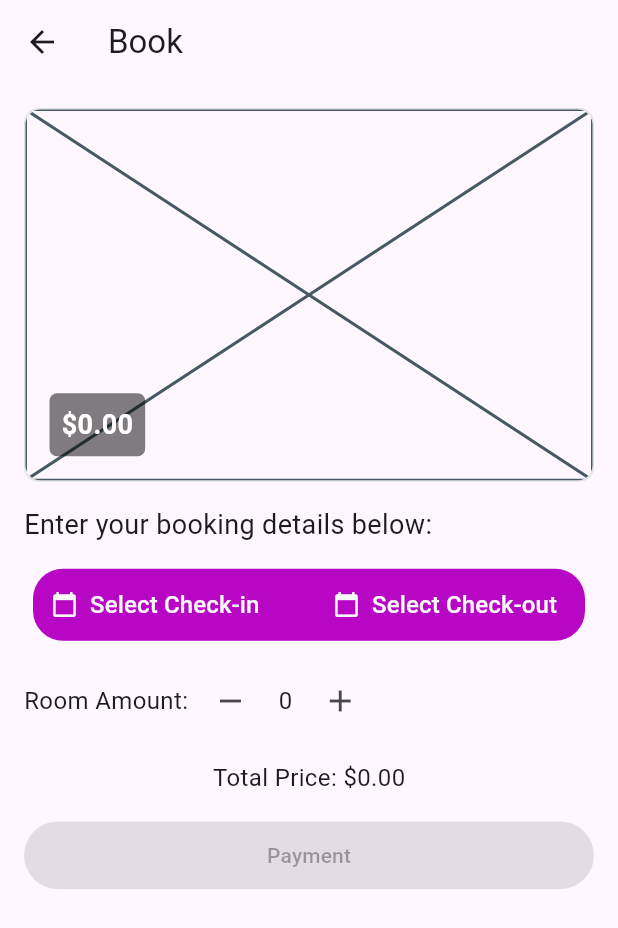
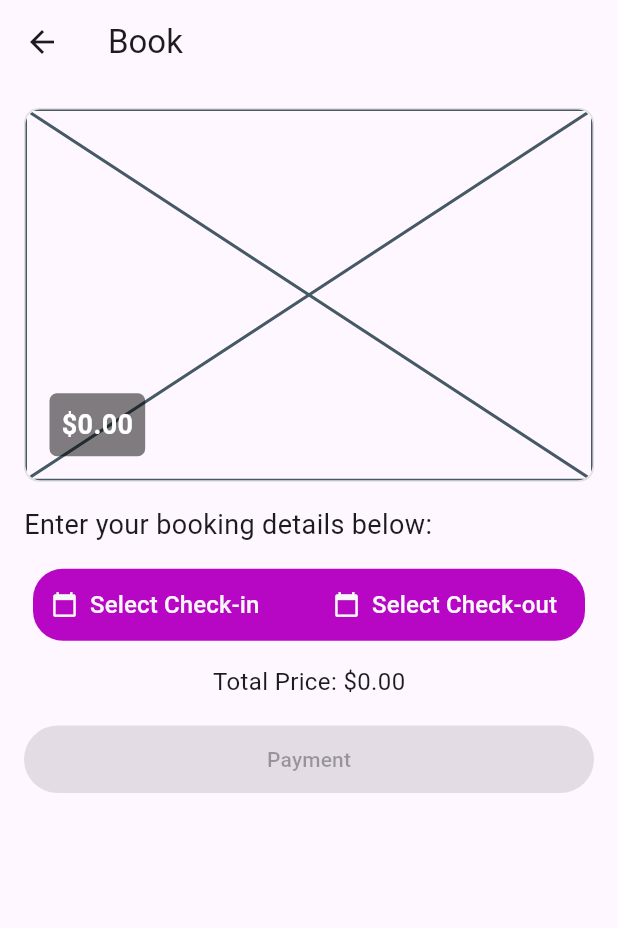
Before and after one commit to Jonear7/AppBloom-php-mysql-main, a Flutter app: the BookingScreen screen opened directly with empty values, on a phone screen of 412 x 824 dp. Shown: the top 928 px of the screen. Run offline on Flutter 3.47's test engine with Material 3 defaults, Android fonts, the phone set to English and light mode, and no system bars; our stand-ins replace carousel_slider, curved_navigation_bar, image_gallery_saver, image_picker, shared_preferences; accounts and stored records are empty.

Commit message:
fix room to check status from booking

```diff
--- a/lib/pages/booking.dart
+++ b/lib/pages/booking.dart
@@ -84,14 +84,14 @@ class _BookingListScreenState extends State<BookingListScreen> {
                         crossAxisAlignment: CrossAxisAlignment.start,
                         children: [
                           Text(
-                            'Room Name: ${booking['room_name'] ?? 'Loading...'}',
+                            'Room Name: ${booking['type_name'] ?? 'Loading...'}',
                             style: TextStyle(fontWeight: FontWeight.bold),
                           ),
                           SizedBox(height: 8),
                           Text('Check-in Date: ${booking['checkin_date']}'),
                           Text('Check-out Date: ${booking['checkout_date']}'),
                           Text('Total Price: ${booking['total_price']}'),
-                          Text('Room Amount: ${booking['room_amount']}'),
+                          Text('Room Number: ${booking['room_number']}'),
                         ],
                       ),
                     );
--- a/lib/pages/room.dart
+++ b/lib/pages/room.dart
@@ -7,15 +7,21 @@ import 'package:http/http.dart' as http;
 
 class Room {
   final int roomId;
+  final int roomNumber;
   final int rmtypeId;
   final String status;
   final RoomType rmtype;
+  final DateTime? checkInDate;
+  final DateTime? checkOutDate;
 
   Room({
     required this.roomId,
+    required this.roomNumber,
     required this.rmtypeId,
     required this.status,
     required this.rmtype,
+    this.checkInDate,
+    this.checkOutDate,
   });
 
   factory Room.fromJson(Map<String, dynamic> json, RoomType roomType) {
@@ -23,24 +29,42 @@ class Room {
       roomId: json['room_id'] != null
           ? int.tryParse(json['room_id'].toString()) ?? 0
           : 0,
+      roomNumber: json['room_number'] != null
+          ? int.tryParse(json['room_number'].toString()) ?? 0
+          : 0,
       rmtypeId: json['rmtype_id'] != null
           ? int.tryParse(json['rmtype_id'].toString()) ?? 0
           : 0,
       status: json['status'] ?? 'Unavailable',
       rmtype: roomType,
+      checkInDate: json['checkin_date'] != null
+          ? DateTime.tryParse(json['checkin_date'])
+          : null,
+      checkOutDate: json['checkout_date'] != null
+          ? DateTime.tryParse(json['checkout_date'])
+          : null,
     );
   }
 
   bool isAvailable() {
+    final now = DateTime.now();
+    if (checkInDate != null && checkOutDate != null) {
+      return now.isBefore(checkInDate!) || now.isAfter(checkOutDate!);
+    }
     return status.toLowerCase() == 'available';
   }
+
+  bool isBooked() {
+    return status.toLowerCase() == 'booked';
   }
+}
+
 
 class RoomType {
   final int rmtypeId;
   final String typeName;
   final String description;
-  final List<String> imageUrls; // List of image URLs
+  final List<String> imageUrls;
   final double price;
 
   RoomType({
@@ -50,6 +74,7 @@ class RoomType {
     required this.imageUrls,
     required this.price,
   });
+
   factory RoomType.fromJson(Map<String, dynamic> json) {
     try {
       List<String> imageUrls = [];
@@ -60,16 +85,18 @@ factory RoomType.fromJson(Map<String, dynamic> json) {
             .toList();
       }
       return RoomType(
-      rmtypeId: json['rmtype_id'] != null ? int.tryParse(json['rmtype_id'].toString()) ?? 0 : 0,
+        rmtypeId: json['rmtype_id'] != null
+            ? int.tryParse(json['rmtype_id'].toString()) ?? 0
+            : 0,
         typeName: json['type_name'] ?? '',
         description: json['description'] ?? '',
         imageUrls: imageUrls,
-      price: json['price'] != null ? double.tryParse(json['price'].toString()) ?? 0.0 : 0.0,
+        price: json['price'] != null
+            ? double.tryParse(json['price'].toString()) ?? 0.0
+            : 0.0,
       );
     } catch (e) {
-    // Print or handle the error
       print('Error parsing JSON: $e');
-    // Return a default RoomType or throw an exception
       return RoomType(
         rmtypeId: 0,
         typeName: '',
@@ -79,7 +106,6 @@ factory RoomType.fromJson(Map<String, dynamic> json) {
       );
     }
   }
-
 }
 
 class RoomListScreen extends StatelessWidget {
@@ -91,17 +117,20 @@ class RoomListScreen extends StatelessWidget {
 
     return http.get(Uri.parse(roomUrl)).then((roomResponse) {
       return http.get(Uri.parse(rmtypeUrl)).then((rmtypeResponse) {
-        if (roomResponse.statusCode == 200 && rmtypeResponse.statusCode == 200) {
+        if (roomResponse.statusCode == 200 &&
+            rmtypeResponse.statusCode == 200) {
           final roomJsonResponse = json.decode(roomResponse.body);
           final rmtypeJsonResponse = json.decode(rmtypeResponse.body);
 
           final rmtypeMap = {
-            for (var rmtype in rmtypeJsonResponse) rmtype['rmtype_id']: RoomType.fromJson(rmtype)
+            for (var rmtype in rmtypeJsonResponse)
+              rmtype['rmtype_id']: RoomType.fromJson(rmtype)
           };
 
           final rooms = List<Room>.from(roomJsonResponse.map((room) {
             final rmtypeId = room['rmtype_id'];
-            return Room.fromJson(room, rmtypeMap[rmtypeId] ?? RoomType.fromJson({}));
+            return Room.fromJson(
+                room, rmtypeMap[rmtypeId] ?? RoomType.fromJson({}));
           }));
 
           return rooms;
@@ -150,13 +179,22 @@ class RoomListScreen extends StatelessWidget {
             return Center(child: Text('Error: ${snapshot.error}'));
           } else {
             final List<Room>? roomDataList = snapshot.data;
+            final List<Room> availableRooms =
+                roomDataList!.where((room) => room.isAvailable()).toList();
+            if (availableRooms.isEmpty) {
+              return Center(
+                child: Text(
+                  'No rooms available.',
+                  style: TextStyle(color: Colors.black),
+                ),
+              );
+            }
             return ListView.builder(
-              itemCount: roomDataList!.length,
+              itemCount: availableRooms.length,
               itemBuilder: (context, index) {
-                final Room room = roomDataList[index];
+                final Room room = availableRooms[index];
                 return GestureDetector(
-                  onTap: room.isAvailable()
-                      ? () {
+                  onTap: () {
                     Navigator.push(
                       context,
                       MaterialPageRoute(
@@ -167,8 +205,7 @@ class RoomListScreen extends StatelessWidget {
                         ),
                       ),
                     );
-                        }
-                      : null, // Disable onTap if room is not available
+                  },
                   child: Container(
                     margin: EdgeInsets.symmetric(horizontal: 16, vertical: 8),
                     padding: EdgeInsets.all(16),
@@ -190,8 +227,7 @@ class RoomListScreen extends StatelessWidget {
                         Image.network(
                           room.rmtype.imageUrls.isNotEmpty &&
                                   room.rmtype.imageUrls[0].isNotEmpty
-                              ? room.rmtype.imageUrls[
-                                  0] // Use the first URL in the array
+                              ? room.rmtype.imageUrls[0]
                               : 'https://via.placeholder.com/150',
                           height: 200,
                           fit: BoxFit.cover,
@@ -207,17 +243,23 @@ class RoomListScreen extends StatelessWidget {
                                 fontWeight: FontWeight.bold,
                               ),
                             ),
+                            Text(
+                              ' ${room.roomNumber}',
+                              style: TextStyle(
+                                fontSize: 20,
+                                fontWeight: FontWeight.bold,
+                                color: Colors.brown,
+                              ),
+                            ),
                             Container(
                               padding: EdgeInsets.symmetric(
                                   horizontal: 8, vertical: 4),
                               decoration: BoxDecoration(
                                 borderRadius: BorderRadius.circular(20),
-                                color: room.isAvailable()
-                                    ? Colors.green
-                                    : Colors.red,
+                                color: Colors.green,
                               ),
                               child: Text(
-                                room.status,
+                                'Available',
                                 style: TextStyle(
                                   color: Colors.white,
                                   fontWeight: FontWeight.bold,
@@ -232,7 +274,7 @@ class RoomListScreen extends StatelessWidget {
                           style: TextStyle(
                             fontSize: 16,
                             fontWeight: FontWeight.bold,
-                            color: Colors.blue, // Change color if needed
+                            color: Colors.blue,
                           ),
                         ),
                       ],
--- a/lib/selection/select_booking.dart
+++ b/lib/selection/select_booking.dart
@@ -18,16 +18,15 @@ class BookingScreen extends StatefulWidget {
 class _BookingScreenState extends State<BookingScreen> {
   DateTime? _checkInDate;
   DateTime? _checkOutDate;
-  int _roomAmount = 0;
   double _totalPrice = 0.0;
 
   void _calculateTotalPrice() {
     if (_checkInDate != null && _checkOutDate != null) {
       // Calculate the number of days between check-in and check-out
       final int numberOfDays = _checkOutDate!.difference(_checkInDate!).inDays;
-      // Calculate the total price by multiplying the number of days, room price, and room amount
+      // Calculate the total price by multiplying the number of days and room price
       setState(() {
-        _totalPrice = widget.room.rmtype.price * numberOfDays * _roomAmount;
+        _totalPrice = widget.room.rmtype.price * numberOfDays;
       });
     }
   }
@@ -70,26 +69,6 @@ class _BookingScreenState extends State<BookingScreen> {
                 },
               ),
               SizedBox(height: 16),
-              RoomAmountSection(
-                roomAmount: _roomAmount,
-                onIncrement: () {
-                  if (_roomAmount < 4) {
-                    setState(() {
-                      _roomAmount++;
-                      _calculateTotalPrice(); // Recalculate total price when room amount changes
-                    });
-                  }
-                },
-                onDecrement: () {
-                  if (_roomAmount > 1) {
-                    setState(() {
-                      _roomAmount--;
-                      _calculateTotalPrice(); // Recalculate total price when room amount changes
-                    });
-                  }
-                },
-              ),
-              SizedBox(height: 16),
               TotalPriceSection(totalPrice: _totalPrice),
               SizedBox(height: 16),
               PaymentButton(
@@ -103,9 +82,8 @@ class _BookingScreenState extends State<BookingScreen> {
                               userId: widget.userId,
                               checkInDate: _checkInDate!,
                               checkOutDate: _checkOutDate!,
-                              roomAmount: _roomAmount,
                               totalPrice: _totalPrice,
-                              room: widget.room,
+                              room: widget.room, roomNumber: widget.room.roomNumber,
                             ),
                           ),
                         );
@@ -171,6 +149,7 @@ class RoomImageSection extends StatelessWidget {
     );
   }
 }
+
 class BookingDetailsSection extends StatelessWidget {
   final DateTime? checkInDate;
   final DateTime? checkOutDate;
@@ -268,49 +247,9 @@ class BookingDetailsSection extends StatelessWidget {
                     ],
                   ),
                 ),
-              ),
+              )
             ],
           ),
-        ),
-      ],
-    );
-  }
-}
-
-class RoomAmountSection extends StatelessWidget {
-  final int roomAmount;
-  final Function()? onIncrement;
-  final Function()? onDecrement;
-
-  RoomAmountSection({
-    required this.roomAmount,
-    required this.onIncrement,
-    required this.onDecrement,
-  });
-
-  @override
-  Widget build(BuildContext context) {
-    return Row(
-      crossAxisAlignment: CrossAxisAlignment.center,
-      mainAxisAlignment: MainAxisAlignment.start,
-      children: [
-        Text(
-          'Room Amount: ',
-          style: TextStyle(fontSize: 16),
-        ),
-        IconButton(
-          icon: Icon(Icons.remove),
-          onPressed: onDecrement,
-        ),
-        SizedBox(width: 8),
-        Text(
-          '$roomAmount',
-          style: TextStyle(fontSize: 16),
-        ),
-        SizedBox(width: 8),
-        IconButton(
-          icon: Icon(Icons.add),
-          onPressed: onIncrement,
         ),
       ],
     );
```
Also changed, not shown: lib/selection/payment.dart (+5 -12 lines). Lines whose indentation alone changed are shown as unchanged.
